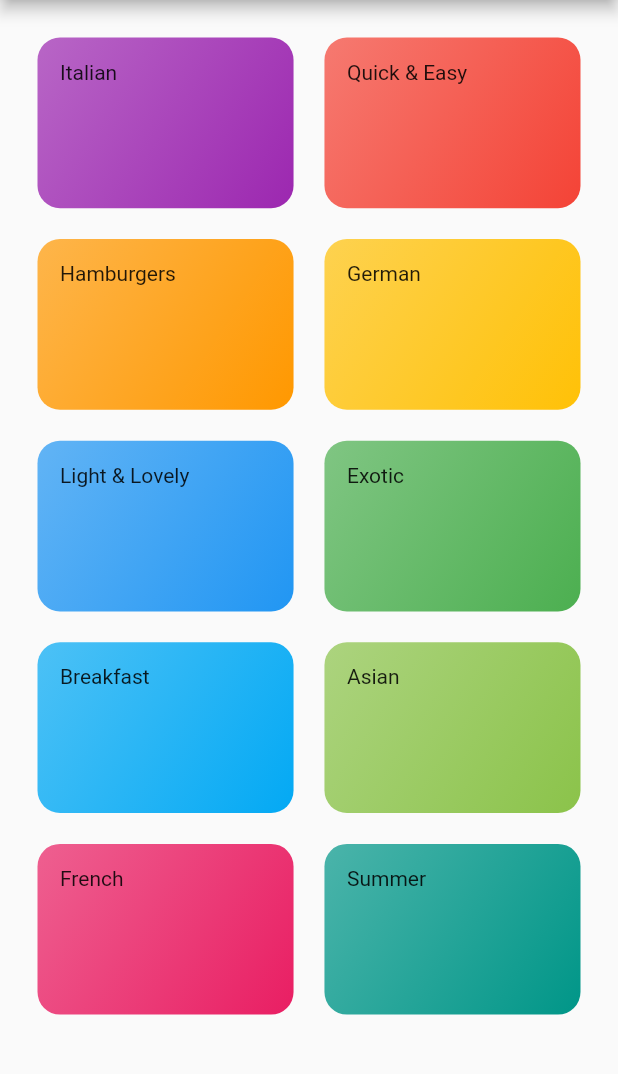
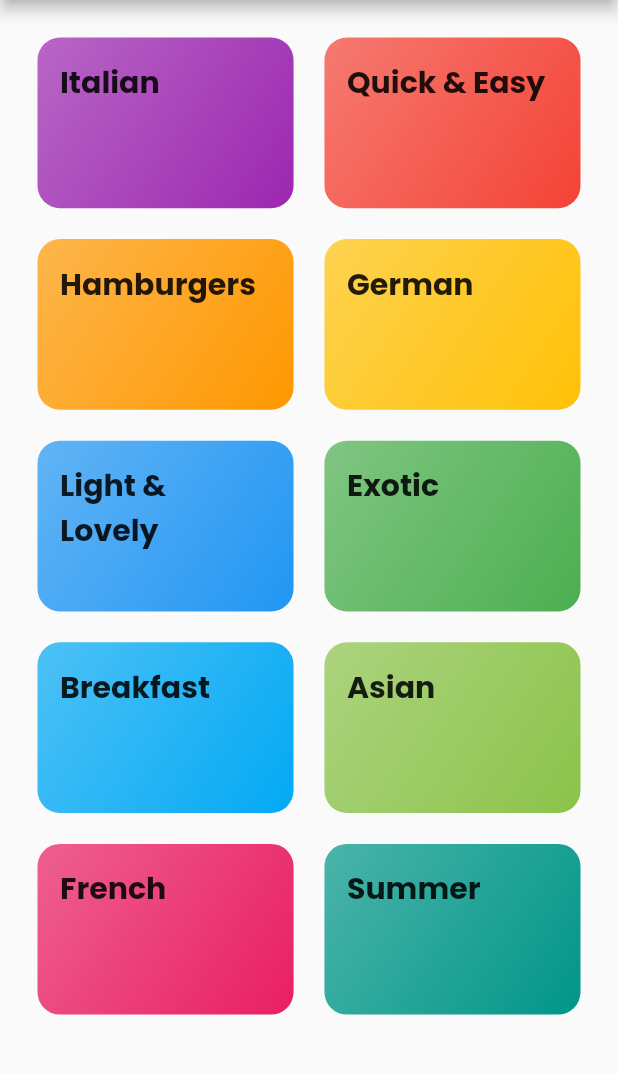
Before and after one commit to Arka2001/flutter-meals-app, a Flutter app: the screen it shows after launch, on a phone screen of 412 x 824 dp, the part 84-1158 px from its top. Run offline on Flutter 3.47's test engine with Material 2 defaults, Android fonts, the phone set to English and light mode, and no system bars; our stand-ins replace google_fonts.

```diff
--- /dev/null
+++ b/lib/routes/app_routes.dart
@@ -0,0 +1,12 @@
+import '../screens/categories_screen.dart';
+import '../screens/category_meal_screen.dart';
+
+final String homePage = '/';
+final String categoriesPage = '/categories';
+final String categoryMealPage = '/category-meals';
+
+final route = {
+  // homePage: (context) => CategoriesScreen(),
+  categoriesPage: (context) => CategoriesScreen(),
+  categoryMealPage: (context) => CategoryMealScreen(),
+};
--- a/lib/screens/categories_screen.dart
+++ b/lib/screens/categories_screen.dart
@@ -31,6 +31,7 @@ class CategoriesScreen extends StatelessWidget {
         children: DUMMY_CATEGORIES
             .map(
               (category) => CategoryTileWidget(
+                category.id,
                 category.title,
                 category.color,
               ),
--- a/lib/widgets/categoryTileWidget.dart
+++ b/lib/widgets/categoryTileWidget.dart
@@ -1,16 +1,42 @@
 import 'package:flutter/material.dart';
+import 'package:google_fonts/google_fonts.dart';
+import '../utils/sizeConfig.dart';
 
 class CategoryTileWidget extends StatelessWidget {
+  final String id;
   final String title;
   final Color color;
 
-  CategoryTileWidget(this.title, this.color);
+  CategoryTileWidget(this.id, this.title, this.color);
+
+  void selectCategory(BuildContext context) {
+    Navigator.of(context).pushNamed(
+      '/category-meals',
+      arguments: {
+        'id': id,
+        'title': title,
+      },
+    );
+  }
 
   @override
   Widget build(BuildContext context) {
-    return Container(
+    final sc = SizeConfig();
+    sc.init(context);
+    final textScale = sc.textScale;
+    return InkWell(
+      onTap: () => selectCategory(context),
+      splashColor: Theme.of(context).primaryColor,
+      borderRadius: BorderRadius.circular(15),
+      child: Container(
         padding: const EdgeInsets.all(15),
-      child: Text(title),
+        child: Text(
+          title,
+          style: GoogleFonts.poppins(
+            textStyle: TextStyle(
+                fontWeight: FontWeight.bold, fontSize: 20 * textScale),
+          ),
+        ),
         decoration: BoxDecoration(
           gradient: LinearGradient(
             colors: [
@@ -22,6 +48,7 @@ class CategoryTileWidget extends StatelessWidget {
           ),
           borderRadius: BorderRadius.circular(15),
         ),
+      ),
     );
   }
 }
```
Also changed, not shown: lib/main.dart (+40 -40 lines), lib/screens/category_meal_screen.dart (added, +39 -0 lines). Lines whose indentation alone changed are shown as unchanged.
